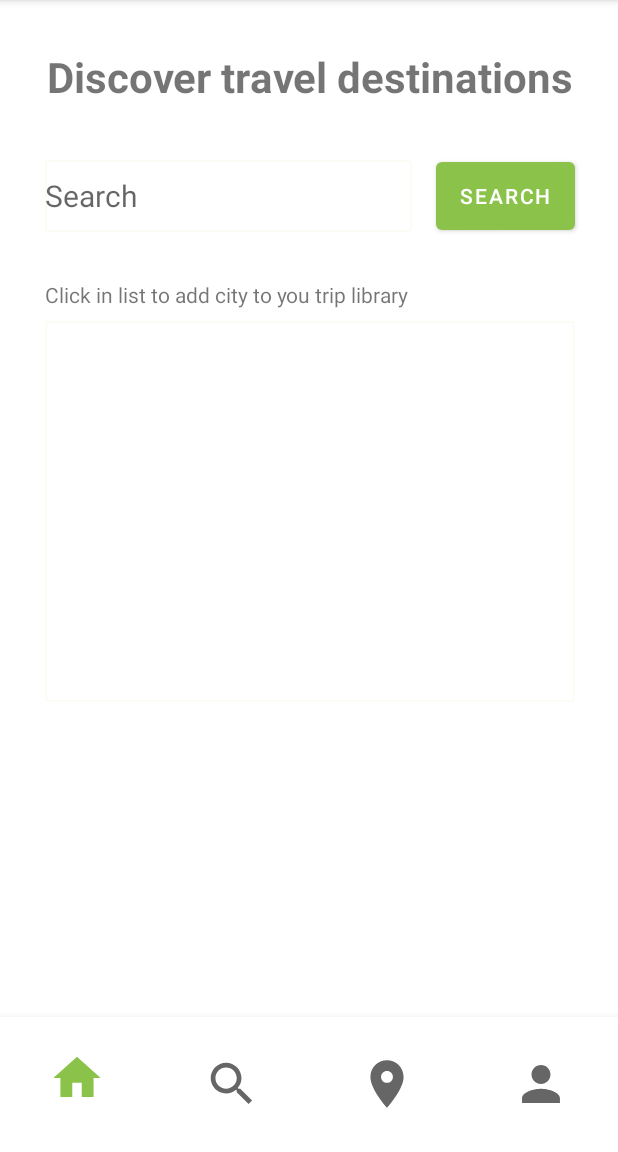
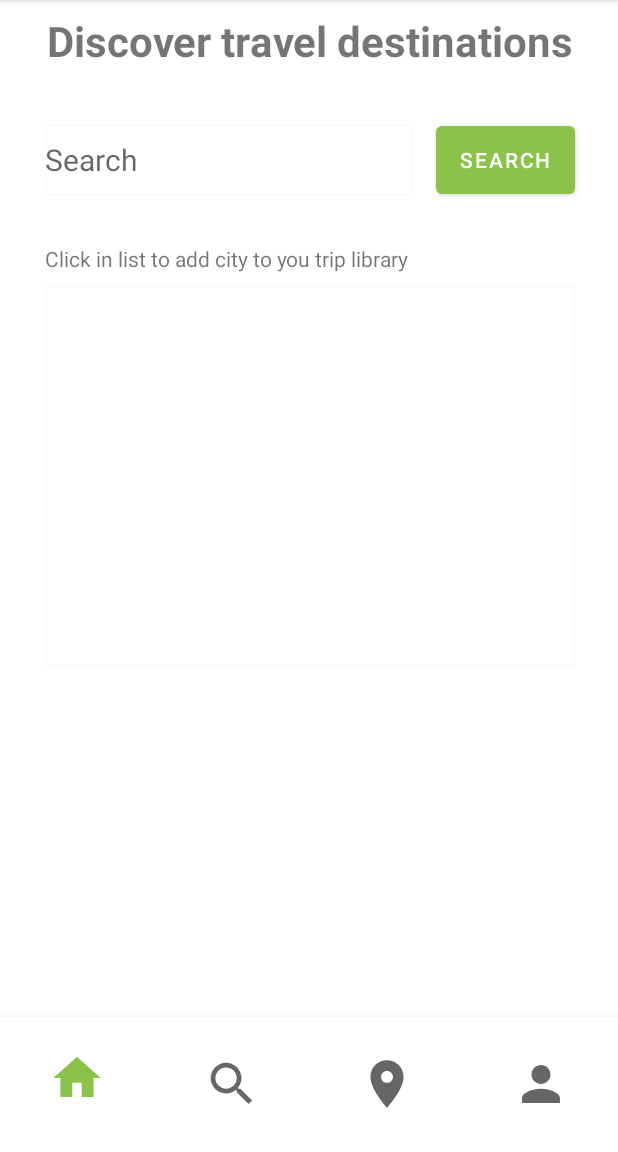
Before and after one commit to Nprimdal/AppProject_Travlers, an Android app: the fragment SearchFragment placed in its activity, on a phone screen of 412 x 824 dp, the part 84-1236 px from its top. Run offline under Robolectric (Android 15) with nearby library versions, the phone set to English and light mode, and no system bars; our stand-ins replace Firebase (no records; nobody signed in at launch, a user with empty details on screens opened directly).

Commit message:
hej igen

```diff
--- a/app/src/main/res/layout/fragment_search.xml
+++ b/app/src/main/res/layout/fragment_search.xml
@@ -24,7 +24,7 @@
         android:layout_height="wrap_content"
         android:layout_marginStart="8dp"
         android:layout_marginLeft="8dp"
-        android:layout_marginTop="32dp"
+        android:layout_marginTop="8dp"
         android:layout_marginEnd="8dp"
         android:layout_marginRight="8dp"
         android:text="@string/txtSearchTitle"
```
